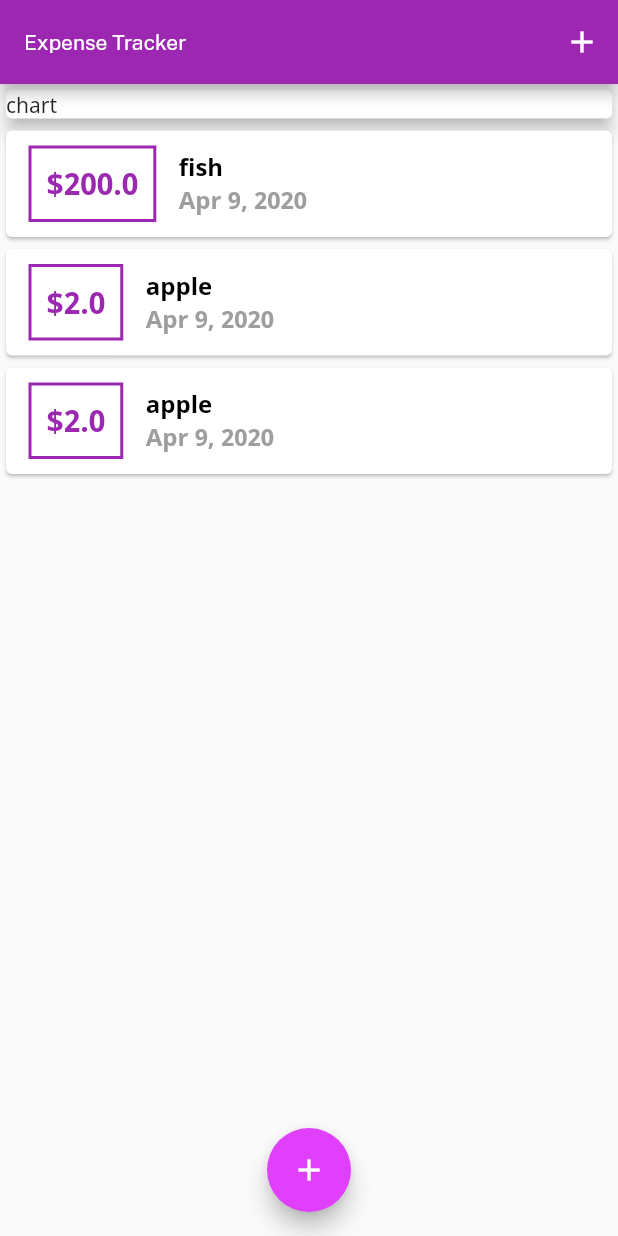
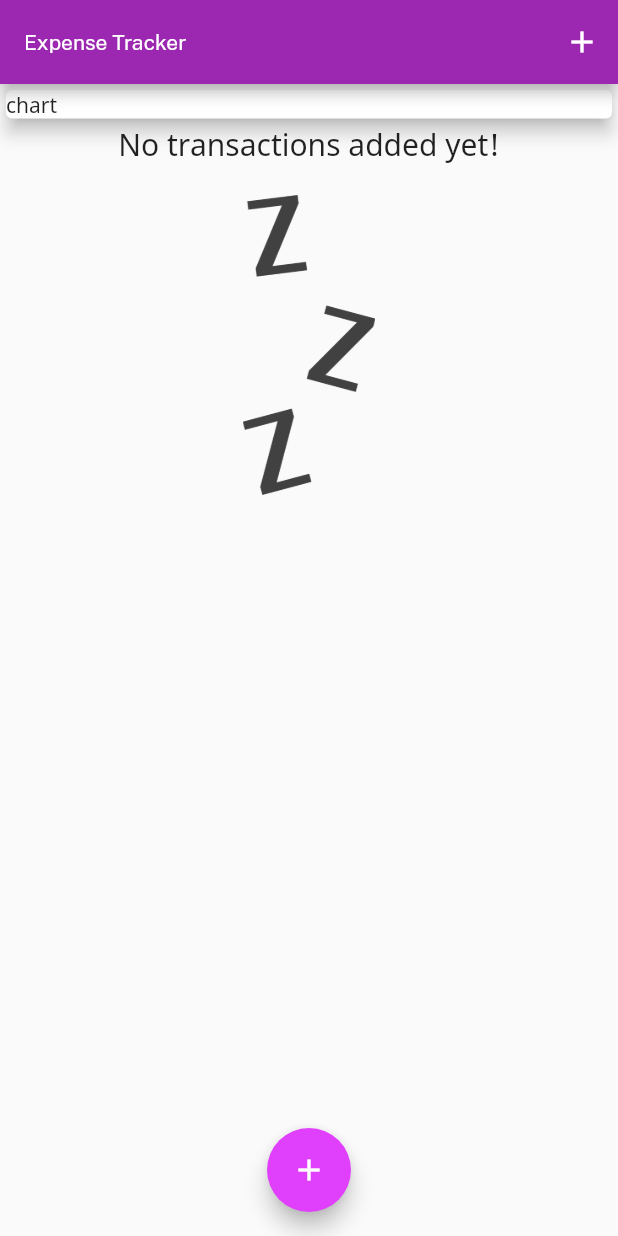
Before and after one commit to patrickcandlin/flutter_expense_planner, a Flutter app: the screen it shows after launch, on a phone screen of 412 x 824 dp. Run offline on Flutter 3.47's test engine with Material 2 defaults, Android fonts, the phone set to English and light mode, and no system bars.

Commit message:
image added and styled

```diff
--- a/lib/main.dart
+++ b/lib/main.dart
@@ -32,24 +32,24 @@
 
 class _ExpenseAppHomeState extends State<ExpenseAppHome> {
   final List<Transaction> _userTransactions = [
-    Transaction(
-      id: 't1',
-      title: 'fish',
-      amount: 200.00,
-      date: DateTime.now(),
-    ),
-    Transaction(
-      id: 't1',
-      title: 'apple',
-      amount: 2.00,
-      date: DateTime.now(),
-    ),
-    Transaction(
-      id: 't1',
-      title: 'apple',
-      amount: 2.00,
-      date: DateTime.now(),
-    ),
+    // Transaction(
+    //   id: 't1',
+    //   title: 'fish',
+    //   amount: 200.00,
+    //   date: DateTime.now(),
+    // ),
+    // Transaction(
+    //   id: 't1',
+    //   title: 'apple',
+    //   amount: 2.00,
+    //   date: DateTime.now(),
+    // ),
+    // Transaction(
+    //   id: 't1',
+    //   title: 'apple',
+    //   amount: 2.00,
+    //   date: DateTime.now(),
+    // ),
   ];
 
   void _addTransction(String newTxTitle, double newTxAmount) {
--- a/lib/widgets/transaction_list.dart
+++ b/lib/widgets/transaction_list.dart
@@ -10,8 +10,27 @@
   Widget build(BuildContext context) {
     return Container(
       height: 600,
-      child: ListView.builder(
-        itemBuilder: (ctx, index){
+      child: transactions.isEmpty
+          ? Column(
+              children: <Widget>[
+                Text(
+                  'No transactions added yet!',
+                  style: Theme.of(context).textTheme.headline6,
+                ),
+                SizedBox(
+                  height: 20,
+                ),
+                Container(
+                  height: 200,
+                  child: Image.asset(
+                    'assets/images/waiting.png',
+                    fit: BoxFit.cover,
+                  ),
+                ),
+              ],
+            )
+          : ListView.builder(
+              itemBuilder: (ctx, index) {
                 return Card(
                   child: Row(
                     children: <Widget>[
--- a/pubspec.yaml
+++ b/pubspec.yaml
@@ -43,9 +43,8 @@
 
 
   # To add assets to your application, add an assets section, like this:
-  # assets:
-  #   - images/a_dot_burr.jpeg
-  #   - images/a_dot_ham.jpeg
+  assets:
+    - assets/images/waiting.png
 
   # An image asset can refer to one or more resolution-specific "variants", see
   # https://flutter.dev/assets-and-images/#resolution-aware.
```
Also changed, not shown: assets/images/waiting.png (added), pubspec.lock. Lines whose indentation alone changed are shown as unchanged.
